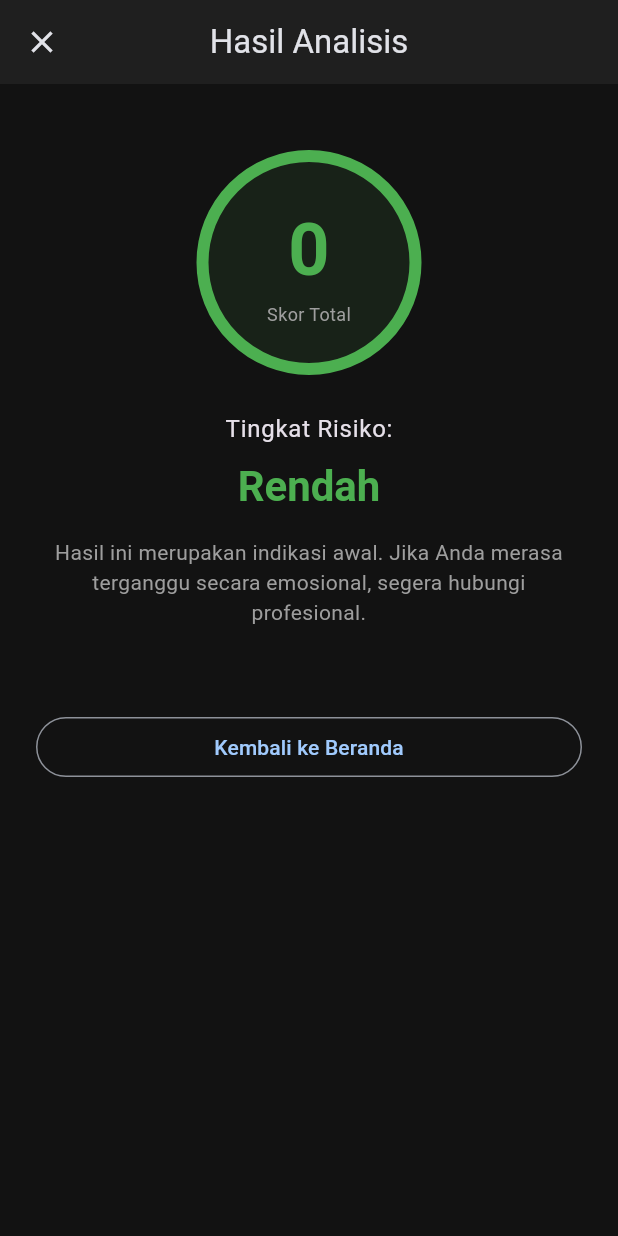
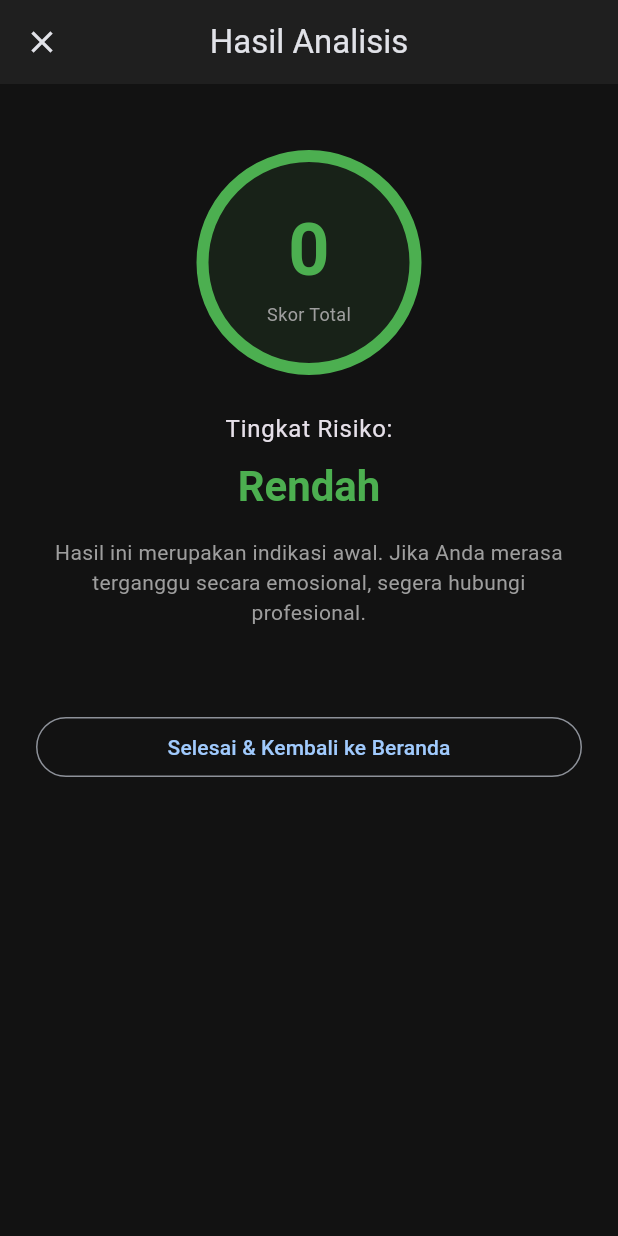
Before and after one commit to Wilyam2005/insightmid_app, a Flutter app: the SummaryPage screen opened directly, scrolled down 176 dp, after a tap on "Konfirmasi & Lihat Hasil", on a phone screen of 412 x 824 dp. Run offline on Flutter 3.47's test engine with Material 3 defaults, Android fonts, the light colour scheme and no system bars; our stand-ins replace camera, fl_chart, flutter_riverpod, hive, hive_flutter, pedometer and 2 more; missing offline and left inert: google_mlkit_face_detection; accounts and stored records are empty.

Commit message:
Add files via upload

```diff
--- a/lib/features/insightmind/presentation/pages/history_page.dart
+++ b/lib/features/insightmind/presentation/pages/history_page.dart
@@ -15,6 +15,9 @@ class HistoryPage extends ConsumerWidget {
     // Ambil data riwayat dari provider
     final history = ref.watch(historyProvider);
 
+    // Cek mode gelap
+    final isDarkMode = Theme.of(context).brightness == Brightness.dark;
+
     return Scaffold(
       appBar: AppBar(
         title: const Text('Riwayat Screening'),
@@ -25,43 +28,63 @@ class HistoryPage extends ConsumerWidget {
           gradient: LinearGradient(
             begin: Alignment.topCenter,
             end: Alignment.bottomCenter,
-            colors: [
-              Colors.white,
-              Colors.teal.shade50,
-            ],
+            colors: isDarkMode
+                ? [Colors.grey.shade900, Colors.teal.shade900.withOpacity(0.4)]
+                : [Colors.white, Colors.teal.shade50],
           ),
         ),
         child: history.isEmpty
-            ? _buildEmptyState()
+            ? _buildEmptyState(context, isDarkMode)
             : ListView(
                 padding: const EdgeInsets.all(16.0),
                 children: [
                   Text(
                     'Tren Skor Anda',
-                    style: Theme.of(context).textTheme.headlineSmall,
+                    style: Theme.of(context).textTheme.headlineSmall?.copyWith(
+                      fontWeight: FontWeight.bold,
+                    ),
                   ),
                   const SizedBox(height: 16),
-                  _buildChart(context, history), // Grafik
+
+                  // Container Grafik
+                  Container(
+                    padding: const EdgeInsets.all(16),
+                    decoration: BoxDecoration(
+                      color: Theme.of(context).cardColor,
+                      borderRadius: BorderRadius.circular(16),
+                      boxShadow: [
+                        BoxShadow(
+                          color: Colors.black.withOpacity(0.05),
+                          blurRadius: 10,
+                          offset: const Offset(0, 4),
+                        ),
+                      ],
+                    ),
+                    child: _buildChart(context, history, isDarkMode),
+                  ),
+
                   const SizedBox(height: 24),
                   Text(
                     'Detail Riwayat',
-                    style: Theme.of(context).textTheme.headlineSmall,
+                    style: Theme.of(context).textTheme.headlineSmall?.copyWith(
+                      fontWeight: FontWeight.bold,
+                    ),
                   ),
                   const SizedBox(height: 16),
-                  _buildHistoryList(history), // Daftar
+                  _buildHistoryList(history, isDarkMode, context), // Daftar Riwayat
                 ],
               ),
       ),
     );
   }
 
-  Widget _buildEmptyState() {
-    return const Center(
+  Widget _buildEmptyState(BuildContext context, bool isDarkMode) {
+    return Center(
       child: Column(
         mainAxisAlignment: MainAxisAlignment.center,
         children: [
           Icon(Icons.history_toggle_off, size: 80, color: Colors.grey),
-          SizedBox(height: 16),
+          const SizedBox(height: 16),
           Text(
             'Belum Ada Riwayat',
             style: TextStyle(fontSize: 18, color: Colors.grey),
@@ -75,65 +98,169 @@ class HistoryPage extends ConsumerWidget {
     );
   }
 
-  Widget _buildHistoryList(List<HistoryEntry> history) {
+  Widget _buildHistoryList(List<HistoryEntry> history, bool isDarkMode, BuildContext context) {
+    // Urutkan dari yang terbaru (paling atas)
+    final sortedHistory = List<HistoryEntry>.from(history);
+    sortedHistory.sort((a, b) => b.date.compareTo(a.date));
+
     return ListView.builder(
       shrinkWrap: true,
       physics: const NeverScrollableScrollPhysics(),
-      itemCount: history.length,
+      itemCount: sortedHistory.length,
       itemBuilder: (context, index) {
-        final entry = history[index];
-        final formattedDate = DateFormat('d MMMM y, HH:mm').format(entry.date);
+        final entry = sortedHistory[index];
 
-        Color riskColor;
-        if (entry.riskLevel == 'Tinggi') riskColor = Colors.red;
-        else if (entry.riskLevel == 'Sedang') riskColor = Colors.orange;
-        else riskColor = Colors.green;
+        // Format Tanggal: "Senin, 22 Jan"
+        final datePart = DateFormat('EEEE, d MMM', 'id_ID').format(entry.date);
+        // Format Waktu: "14:30"
+        final timePart = DateFormat('HH:mm').format(entry.date);
 
-        return Card(
-          elevation: 2,
-          margin: const EdgeInsets.symmetric(vertical: 8),
-          child: ListTile(
-            leading: CircleAvatar(
-              backgroundColor: riskColor.withOpacity(0.1),
-              child: Text(
-                '${entry.score}',
-                style: TextStyle(
-                    fontWeight: FontWeight.bold, color: riskColor),
+        // Logika Warna & Icon
+        Color statusColor = Colors.green;
+        IconData statusIcon = Icons.check_circle_outline;
+
+        if (entry.riskLevel.contains('Sedang')) {
+          statusColor = Colors.orange;
+          statusIcon = Icons.info_outline;
+        }
+        if (entry.riskLevel.contains('Berat') || entry.riskLevel.contains('Tinggi')) {
+          statusColor = Colors.red;
+          statusIcon = Icons.warning_amber_rounded;
+        }
+
+        return Container(
+          margin: const EdgeInsets.only(bottom: 12),
+          decoration: BoxDecoration(
+            color: Theme.of(context).cardColor,
+            borderRadius: BorderRadius.circular(16),
+            boxShadow: [
+              BoxShadow(
+                color: Colors.black.withOpacity(0.05),
+                blurRadius: 8,
+                offset: const Offset(0, 2),
               ),
+            ],
+            border: Border.all(
+              color: isDarkMode ? Colors.white10 : Colors.grey.shade100,
             ),
-            title: Text(
-              'Risiko: ${entry.riskLevel}',
-              style: TextStyle(
-                  fontWeight: FontWeight.bold, color: riskColor),
+          ),
+          child: Padding(
+            padding: const EdgeInsets.all(16.0),
+            child: Row(
+              children: [
+                // 1. Lingkaran Skor
+                Container(
+                  width: 50,
+                  height: 50,
+                  decoration: BoxDecoration(
+                    shape: BoxShape.circle,
+                    border: Border.all(color: statusColor, width: 3),
+                    color: statusColor.withOpacity(0.1),
+                  ),
+                  child: Center(
+                    child: Text(
+                      '${entry.score}',
+                      style: TextStyle(
+                        fontWeight: FontWeight.bold,
+                        color: statusColor,
+                        fontSize: 18,
+                      ),
+                    ),
+                  ),
+                ),
+                const SizedBox(width: 16),
+
+                // 2. Informasi Detail
+                Expanded(
+                  child: Column(
+                    crossAxisAlignment: CrossAxisAlignment.start,
+                    children: [
+                      Text(
+                        'Risiko ${entry.riskLevel}',
+                        style: TextStyle(
+                          fontWeight: FontWeight.bold,
+                          fontSize: 16,
+                          color: statusColor,
+                        ),
+                      ),
+                      const SizedBox(height: 4),
+                      Row(
+                        children: [
+                          Icon(Icons.calendar_today, size: 12, color: Colors.grey),
+                          const SizedBox(width: 4),
+                          Text(
+                            '$datePart • $timePart',
+                            style: TextStyle(
+                              color: isDarkMode ? Colors.white60 : Colors.grey[600],
+                              fontSize: 13,
+                            ),
+                          ),
+                        ],
+                      ),
+                    ],
+                  ),
+                ),
+
+                // 3. Icon Status di ujung kanan
+                Icon(statusIcon, color: statusColor.withOpacity(0.5)),
+              ],
             ),
-            subtitle: Text(formattedDate),
           ),
         );
       },
     );
   }
 
-  Widget _buildChart(BuildContext context, List<HistoryEntry> history) {
-    // Balik data agar yang terlama di kiri
+  Widget _buildChart(BuildContext context, List<HistoryEntry> history, bool isDarkMode) {
+    // Balik data agar yang terlama di kiri (untuk grafik)
     final reversedHistory = history.reversed.toList();
 
     return SizedBox(
       height: 200,
       child: LineChart(
         LineChartData(
-          gridData: const FlGridData(show: false),
-          titlesData: const FlTitlesData(
-            leftTitles: AxisTitles(sideTitles: SideTitles(showTitles: true, reservedSize: 30)),
-            bottomTitles: AxisTitles(sideTitles: SideTitles(showTitles: false)),
-            topTitles: AxisTitles(sideTitles: SideTitles(showTitles: false)),
-            rightTitles: AxisTitles(sideTitles: SideTitles(showTitles: false)),
+          // --- BAGIAN INI MEMBUAT GARIS GRID MUNCUL ---
+          gridData: FlGridData(
+            show: true, // Tampilkan Grid
+            drawVerticalLine: false, // Hanya garis horizontal agar rapi
+            horizontalInterval: 5, // Garis muncul setiap kelipatan skor 5
+            getDrawingHorizontalLine: (value) {
+              return FlLine(
+                color: isDarkMode ? Colors.white10 : Colors.grey.shade300,
+                strokeWidth: 1,
+              );
+            },
+          ),
+          // --------------------------------------------
+          titlesData: FlTitlesData(
+            leftTitles: AxisTitles(
+              sideTitles: SideTitles(
+                showTitles: true,
+                reservedSize: 30,
+                interval: 5,
+                getTitlesWidget: (value, meta) {
+                  return Text(
+                    value.toInt().toString(),
+                    style: TextStyle(
+                      color: isDarkMode ? Colors.white70 : Colors.black87,
+                      fontSize: 10,
+                    ),
+                  );
+                },
+              ),
+            ),
+            bottomTitles: const AxisTitles(sideTitles: SideTitles(showTitles: false)),
+            topTitles: const AxisTitles(sideTitles: SideTitles(showTitles: false)),
+            rightTitles: const AxisTitles(sideTitles: SideTitles(showTitles: false)),
           ),
           borderData: FlBorderData(
             show: true,
-            border: Border.all(color: Colors.grey.shade300),
+            border: Border.all(
+              color: isDarkMode ? Colors.white24 : Colors.grey.shade300,
+            ),
           ),
           minY: 0,
-          maxY: 27, // Skor maks 9 pertanyaan x 3
+          maxY: 28,
           lineBarsData: [
             LineChartBarData(
               spots: [
@@ -142,12 +269,12 @@ class HistoryPage extends ConsumerWidget {
               ],
               isCurved: true,
               color: Colors.teal,
-              barWidth: 4,
+              barWidth: 3,
               isStrokeCapRound: true,
               dotData: const FlDotData(show: true),
               belowBarData: BarAreaData(
                 show: true,
-                color: Colors.teal.withOpacity(0.2),
+                color: Colors.teal.withOpacity(isDarkMode ? 0.1 : 0.2),
               ),
             ),
           ],
--- a/lib/features/insightmind/presentation/pages/main_nav_page.dart
+++ b/lib/features/insightmind/presentation/pages/main_nav_page.dart
@@ -1,38 +1,29 @@
 // lib/features/insightmind/presentation/pages/main_nav_page.dart
 
 import 'package:flutter/material.dart';
+import 'package:flutter_riverpod/flutter_riverpod.dart';
 import 'home_page.dart';
 import 'history_page.dart';
-// Hapus import mood_checkin_page.dart
 
-class MainNavPage extends StatefulWidget {
+// 1. Provider global untuk mengontrol tab mana yang aktif
+final bottomNavIndexProvider = StateProvider<int>((ref) => 0);
+
+class MainNavPage extends ConsumerWidget {
   const MainNavPage({super.key});
 
-  @override
-  State<MainNavPage> createState() => _MainNavPageState();
-}
-
-class _MainNavPageState extends State<MainNavPage> {
-  int _selectedIndex = 0;
-
-  // --- HAPUS JURNAL MOOD DARI SINI ---
   static const List<Widget> _pages = <Widget>[
     HomePage(),
     HistoryPage(),
   ];
-  // ----------------------------------
-
-  void _onItemTapped(int index) {
-    setState(() {
-      _selectedIndex = index;
-    });
-  }
 
   @override
-  Widget build(BuildContext context) {
+  Widget build(BuildContext context, WidgetRef ref) {
+    // 2. Pantau perubahan index dari provider
+    final selectedIndex = ref.watch(bottomNavIndexProvider);
+
     return Scaffold(
       body: IndexedStack(
-        index: _selectedIndex,
+        index: selectedIndex,
         children: _pages,
       ),
       bottomNavigationBar: BottomNavigationBar(
@@ -40,17 +31,17 @@ class _MainNavPageState extends State<MainNavPage> {
           BottomNavigationBarItem(
             icon: Icon(Icons.home_outlined),
             activeIcon: Icon(Icons.home),
-            label: 'Beranda', // Ubah dari Home
+            label: 'Beranda',
           ),
           BottomNavigationBarItem(
             icon: Icon(Icons.history_outlined),
             activeIcon: Icon(Icons.history),
             label: 'Riwayat',
           ),
-          // --- HAPUS TAB JURNAL MOOD DARI SINI ---
         ],
-        currentIndex: _selectedIndex,
-        onTap: _onItemTapped,
+        currentIndex: selectedIndex,
+        // 3. Update provider saat user menekan tab
+        onTap: (index) => ref.read(bottomNavIndexProvider.notifier).state = index,
         type: BottomNavigationBarType.fixed,
       ),
     );
--- a/lib/features/insightmind/presentation/pages/result_page.dart
+++ b/lib/features/insightmind/presentation/pages/result_page.dart
@@ -1,11 +1,14 @@
+// lib/features/insightmind/presentation/pages/result_page.dart
+
 import 'package:flutter/material.dart';
-import 'package:insightmid_app/features/insightmind/presentation/pages/home_page.dart';
+import 'package:flutter_riverpod/flutter_riverpod.dart';
+import 'main_nav_page.dart'; // Akses ke provider navigasi
 
 // --- IMPORT HALAMAN PEDOMETER ---
 import 'pedometer_page.dart';
 // --------------------------------
 
-class ResultPage extends StatelessWidget {
+class ResultPage extends ConsumerWidget {
   final int totalScore;
   final String riskLevel;
 
@@ -15,36 +18,42 @@ class ResultPage extends StatelessWidget {
     required this.riskLevel,
   });
 
-  // Logika sederhana: Jika risiko BUKAN Normal/Minimal, berarti butuh aktivitas
+  // Logika: Jika risiko BUKAN Normal, butuh aktivitas
   bool get _needsActivity {
     final level = riskLevel.toLowerCase();
     return level.contains('sedang') ||
            level.contains('berat') ||
            level.contains('tinggi') ||
-           level.contains('ringan'); // Bahkan stres ringan pun butuh jalan kaki
+           level.contains('ringan');
+  }
+
+  // Helper function: Kembali ke Menu Utama (Beranda)
+  void _finishAndGoToHome(BuildContext context, WidgetRef ref) {
+    // 1. Set tab aktif ke 'Beranda' (index 0)
+    ref.read(bottomNavIndexProvider.notifier).state = 0;
+
+    // 2. Buang halaman Result ini dan kembali ke MainNavPage
+    Navigator.of(context).popUntil((route) => route.isFirst);
   }
 
   @override
-  Widget build(BuildContext context) {
-    // Tentukan warna berdasarkan tingkat risiko
+  Widget build(BuildContext context, WidgetRef ref) {
+    // Warna status
     Color statusColor = Colors.green;
     if (riskLevel.contains('Sedang')) statusColor = Colors.orange;
     if (riskLevel.contains('Berat') || riskLevel.contains('Tinggi')) statusColor = Colors.red;
+
+    // Deteksi Dark Mode
+    final isDarkMode = Theme.of(context).brightness == Brightness.dark;
 
     return Scaffold(
       appBar: AppBar(
         title: const Text("Hasil Analisis"),
         centerTitle: true,
+        automaticallyImplyLeading: false, // Hilangkan tombol back default
         leading: IconButton(
           icon: const Icon(Icons.close),
-          onPressed: () {
-            // Kembali ke Home dan hapus semua stack navigasi sebelumnya
-            Navigator.pushAndRemoveUntil(
-              context,
-              MaterialPageRoute(builder: (context) => const HomePage()),
-              (route) => false,
-            );
-          },
+          onPressed: () => _finishAndGoToHome(context, ref), // Kembali ke Beranda
         ),
       ),
       body: SingleChildScrollView(
@@ -107,24 +116,18 @@ class ResultPage extends StatelessWidget {
 
               const SizedBox(height: 32),
 
-              // --- FITUR BARU: REKOMENDASI JALAN KAKI ---
-              if (_needsActivity) _buildWalkingRecommendation(context),
-              // ------------------------------------------
+              // --- FITUR REKOMENDASI AKTIVITAS ---
+              if (_needsActivity) _buildWalkingRecommendation(context, isDarkMode),
+              // -----------------------------------
 
               const SizedBox(height: 24),
 
-              // Tombol Kembali ke Beranda
+              // Tombol Selesai (Ke Beranda)
               SizedBox(
                 width: double.infinity,
                 child: OutlinedButton(
-                  onPressed: () {
-                    Navigator.pushAndRemoveUntil(
-                      context,
-                      MaterialPageRoute(builder: (context) => const HomePage()),
-                      (route) => false,
-                    );
-                  },
-                  child: const Text("Kembali ke Beranda"),
+                  onPressed: () => _finishAndGoToHome(context, ref),
+                  child: const Text("Selesai & Kembali ke Beranda"),
                 ),
               ),
             ],
@@ -134,11 +137,11 @@ class ResultPage extends StatelessWidget {
     );
   }
 
-  Widget _buildWalkingRecommendation(BuildContext context) {
+  Widget _buildWalkingRecommendation(BuildContext context, bool isDarkMode) {
     return Container(
       padding: const EdgeInsets.all(16),
       decoration: BoxDecoration(
-        color: Colors.blue.shade50,
+        color: isDarkMode ? Colors.blue.withOpacity(0.1) : Colors.blue.shade50,
         borderRadius: BorderRadius.circular(16),
         border: Border.all(color: Colors.blue.shade200),
       ),
@@ -155,18 +158,21 @@ class ResultPage extends StatelessWidget {
                 child: const Icon(Icons.directions_walk, color: Colors.blue, size: 30),
               ),
               const SizedBox(width: 16),
-              const Expanded(
+              Expanded(
                 child: Column(
                   crossAxisAlignment: CrossAxisAlignment.start,
                   children: [
-                    Text(
+                    const Text(
                       "Rekomendasi Aktivitas",
                       style: TextStyle(fontWeight: FontWeight.bold, fontSize: 16, color: Colors.blue),
                     ),
-                    SizedBox(height: 4),
+                    const SizedBox(height: 4),
                     Text(
                       "Berjalan kaki 15 menit dapat membantu meredakan kecemasan dan stres Anda saat ini.",
-                      style: TextStyle(fontSize: 13, color: Colors.black87),
+                      style: TextStyle(
+                        fontSize: 13,
+                        color: isDarkMode ? Colors.white70 : Colors.black87,
+                      ),
                     ),
                   ],
                 ),
@@ -185,7 +191,7 @@ class ResultPage extends StatelessWidget {
                 ),
               ),
               onPressed: () {
-                // Navigasi langsung ke Pedometer
+                // Navigasi ke Pedometer
                 Navigator.push(
                   context,
                   MaterialPageRoute(builder: (context) => const PedometerPage()),
--- a/lib/features/insightmind/presentation/pages/summary_page.dart
+++ b/lib/features/insightmind/presentation/pages/summary_page.dart
@@ -19,19 +19,28 @@ class SummaryPage extends ConsumerWidget {
     final questions = ref.watch(questionsProvider);
     final qState = ref.watch(questionnaireProvider);
 
+    // Deteksi Mode Gelap
+    final isDarkMode = Theme.of(context).brightness == Brightness.dark;
+
     return Scaffold(
       appBar: AppBar(
-        title: const Text('Ringkasan Jawaban Anda'),
+        title: const Text('Ringkasan Jawaban'),
+        centerTitle: true,
       ),
       body: Container(
         decoration: BoxDecoration(
           gradient: LinearGradient(
             begin: Alignment.topCenter,
             end: Alignment.bottomCenter,
-            colors: [
-              Colors.white,
-              Colors.teal.shade50,
-            ],
+            colors: isDarkMode
+                ? [
+                    Colors.grey.shade900,
+                    Colors.teal.shade900.withOpacity(0.4),
+                  ]
+                : [
+                    Colors.white,
+                    Colors.teal.shade50,
+                  ],
           ),
         ),
         child: ListView.separated(
@@ -52,6 +61,7 @@ class SummaryPage extends ConsumerWidget {
 
             return Card(
               elevation: 2.0,
+              // Card otomatis menyesuaikan warna surface di dark mode
               child: ListTile(
                 title: Text(
                   q.text,
@@ -61,7 +71,8 @@ class SummaryPage extends ConsumerWidget {
                   selectedLabel,
                   style: TextStyle(
                     fontWeight: FontWeight.bold,
-                    color: Theme.of(context).primaryColor,
+                    // Sesuaikan warna teks agar terlihat jelas di kedua mode
+                    color: isDarkMode ? Colors.tealAccent : Theme.of(context).primaryColor,
                   ),
                 ),
               ),
@@ -107,10 +118,8 @@ class SummaryPage extends ConsumerWidget {
                 Navigator.of(context).pushReplacement(
                   MaterialPageRoute(
                     builder: (_) => ResultPage(
-                      // --- PERBAIKAN DI SINI: Kirim data skor & risiko ---
                       totalScore: result.score,
                       riskLevel: result.riskLevel,
-                      // ---------------------------------------------------
                     ),
                   ),
                 );
```
